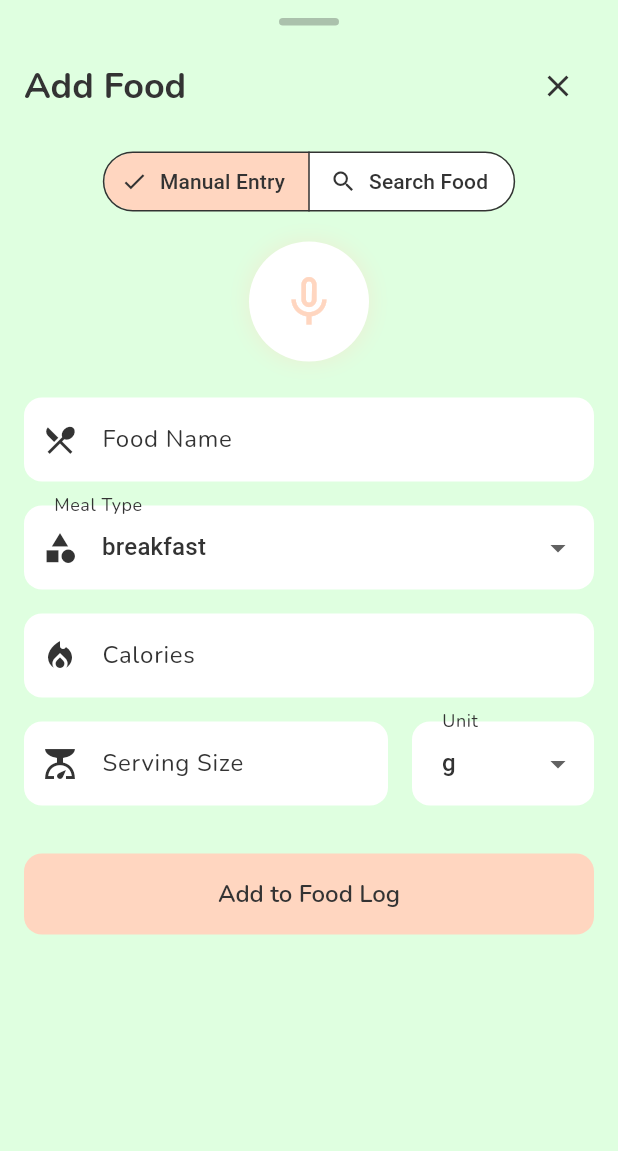
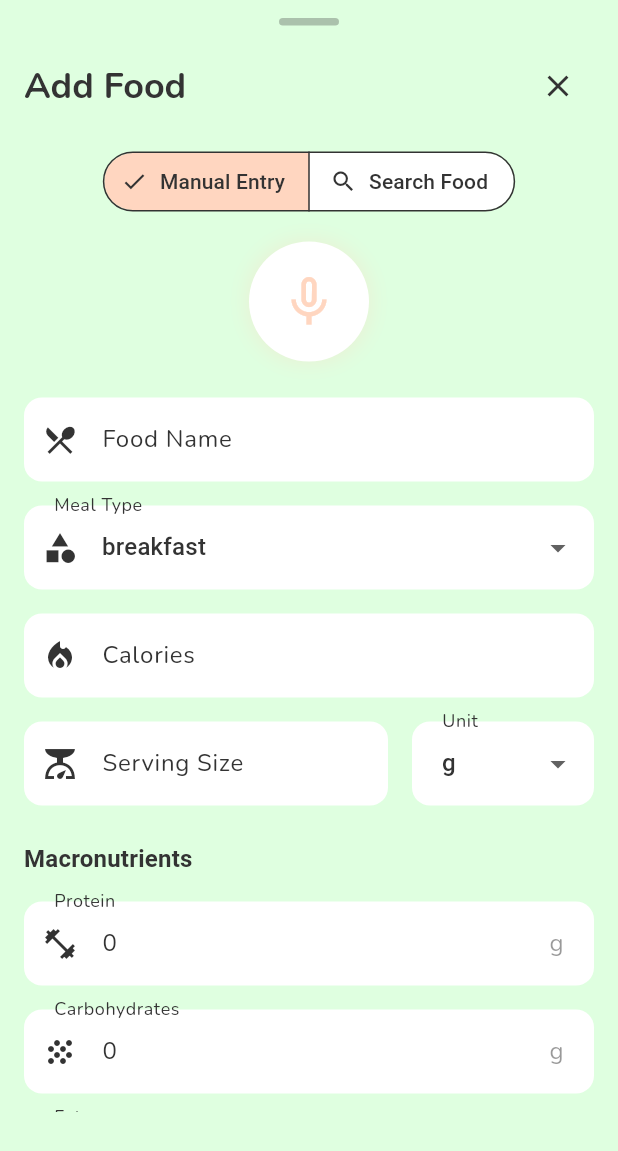
Before and after one commit to aishwaryad28/nutricraft, a Flutter app: the AddFoodScreen widget shown alone on an empty page, opened directly, on a phone screen of 412 x 824 dp. Shown: the top 1151 px of the screen. Run offline on Flutter 3.47's test engine with Material 3 defaults, Android fonts, the phone set to English and light mode, and no system bars; our stand-ins replace flutter_riverpod, google_fonts, lottie, shared_preferences, smooth_page_indicator; accounts and stored records are empty.

Commit message:
Additional Changes

```diff
--- a/lib/providers/nutrition_provider.dart
+++ b/lib/providers/nutrition_provider.dart
@@ -35,7 +35,9 @@ class NutritionData {
   });
 }
 
-final nutritionProvider = Provider<NutritionData>((ref) {
+// Using AutoDisposeFamilyProvider to ensure the provider is refreshed when the date changes
+final nutritionProvider = Provider.autoDispose<NutritionData>((ref) {
+  // Watch the food log provider to rebuild when logs change
   final foodLogs = ref.watch(foodLogProvider);
 
   // Filter logs for today
--- a/lib/providers/recipe_provider.dart
+++ b/lib/providers/recipe_provider.dart
@@ -36,7 +36,4 @@ final recommendedRecipesProvider = Provider<List<Recipe>>((ref) {
   return allRecipes.take(5).toList();
 });
 
-// Mock data for user name
-final userNameProvider = Provider<String>((ref) {
-  return 'Alex';
-});
+// Removed the mock userNameProvider since we're now using the real user provider
--- a/lib/screens/food_log/add_food_screen.dart
+++ b/lib/screens/food_log/add_food_screen.dart
@@ -17,6 +17,9 @@ class _AddFoodScreenState extends ConsumerState<AddFoodScreen> {
   final _foodNameController = TextEditingController();
   final _caloriesController = TextEditingController();
   final _servingSizeController = TextEditingController();
+  final _proteinController = TextEditingController(text: '0'); // Added protein controller
+  final _carbsController = TextEditingController(text: '0'); // Added carbs controller
+  final _fatsController = TextEditingController(text: '0'); // Added fats controller
 
   MealType _selectedMealType = MealType.breakfast;
   String _selectedServingUnit = 'g';
@@ -31,6 +34,9 @@ class _AddFoodScreenState extends ConsumerState<AddFoodScreen> {
     _foodNameController.dispose();
     _caloriesController.dispose();
     _servingSizeController.dispose();
+    _proteinController.dispose();
+    _carbsController.dispose();
+    _fatsController.dispose();
     super.dispose();
   }
 
@@ -71,9 +77,9 @@ class _AddFoodScreenState extends ConsumerState<AddFoodScreen> {
         servingUnit: _selectedServingUnit,
         mealType: _selectedMealType,
         dateTime: DateTime.now(),
-        protein: 0, // TODO: Add these fields to the form
-        carbs: 0,
-        fats: 0,
+        protein: int.parse(_proteinController.text),
+        carbs: int.parse(_carbsController.text),
+        fats: int.parse(_fatsController.text),
       );
 
       ref.read(foodLogProvider.notifier).addFoodLog(foodLog);
@@ -86,7 +92,7 @@ class _AddFoodScreenState extends ConsumerState<AddFoodScreen> {
     return Container(
       height: MediaQuery.of(context).size.height * 0.9,
       decoration: BoxDecoration(
-        color: AppColors.softMint,
+        color: Theme.of(context).scaffoldBackgroundColor,
         borderRadius: const BorderRadius.vertical(top: Radius.circular(20)),
       ),
       child: Column(
@@ -97,7 +103,7 @@ class _AddFoodScreenState extends ConsumerState<AddFoodScreen> {
             width: 40,
             height: 5,
             decoration: BoxDecoration(
-              color: AppColors.charcoalGray.withOpacity(0.3),
+              color: Theme.of(context).textTheme.bodyMedium?.color?.withOpacity(0.3),
               borderRadius: BorderRadius.circular(2.5),
             ),
           ),
@@ -148,9 +154,9 @@ class _AddFoodScreenState extends ConsumerState<AddFoodScreen> {
                 backgroundColor: MaterialStateProperty.resolveWith<Color>(
                   (Set<MaterialState> states) {
                     if (states.contains(MaterialState.selected)) {
-                      return AppColors.pastelPeach;
+                      return Theme.of(context).colorScheme.primary;
                     }
-                    return AppColors.white;
+                    return Theme.of(context).cardTheme.color ?? Colors.white;
                   },
                 ),
               ),
@@ -181,11 +187,13 @@ class _AddFoodScreenState extends ConsumerState<AddFoodScreen> {
                   width: 80,
                   height: 80,
                   decoration: BoxDecoration(
-                    color: _isVoiceInputActive ? AppColors.pastelPeach : AppColors.white,
+                    color: _isVoiceInputActive
+                        ? Theme.of(context).colorScheme.primary
+                        : Theme.of(context).cardTheme.color,
                     borderRadius: BorderRadius.circular(40),
                     boxShadow: [
                       BoxShadow(
-                        color: AppColors.pastelPeach.withOpacity(0.3),
+                        color: Theme.of(context).colorScheme.primary.withOpacity(0.3),
                         blurRadius: 10,
                         spreadRadius: 2,
                       ),
@@ -194,7 +202,9 @@ class _AddFoodScreenState extends ConsumerState<AddFoodScreen> {
                   child: Icon(
                     _isVoiceInputActive ? Icons.mic : Icons.mic_none,
                     size: 40,
-                    color: _isVoiceInputActive ? AppColors.white : AppColors.pastelPeach,
+                    color: _isVoiceInputActive
+                        ? Theme.of(context).colorScheme.onPrimary
+                        : Theme.of(context).colorScheme.primary,
                   ),
                 ),
               ),
@@ -206,7 +216,7 @@ class _AddFoodScreenState extends ConsumerState<AddFoodScreen> {
                   child: Text(
                     'Listening...',
                     style: TextStyle(
-                      color: AppColors.pastelPeach,
+                      color: Theme.of(context).colorScheme.primary,
                       fontWeight: FontWeight.bold,
                     ),
                   ),
@@ -321,6 +331,81 @@ class _AddFoodScreenState extends ConsumerState<AddFoodScreen> {
                 ),
               ],
             ),
+            const SizedBox(height: 24),
+
+            // Macronutrients
+            Text(
+              'Macronutrients',
+              style: Theme.of(context).textTheme.titleMedium?.copyWith(
+                fontWeight: FontWeight.bold,
+              ),
+            ),
+            const SizedBox(height: 16),
+
+            // Protein
+            TextFormField(
+              controller: _proteinController,
+              decoration: const InputDecoration(
+                labelText: 'Protein',
+                hintText: 'e.g., 20',
+                prefixIcon: Icon(Icons.fitness_center),
+                suffixText: 'g',
+              ),
+              keyboardType: TextInputType.number,
+              validator: (value) {
+                if (value == null || value.isEmpty) {
+                  return 'Please enter protein amount';
+                }
+                if (int.tryParse(value) == null) {
+                  return 'Please enter a valid number';
+                }
+                return null;
+              },
+            ),
+            const SizedBox(height: 16),
+
+            // Carbs
+            TextFormField(
+              controller: _carbsController,
+              decoration: const InputDecoration(
+                labelText: 'Carbohydrates',
+                hintText: 'e.g., 30',
+                prefixIcon: Icon(Icons.grain),
+                suffixText: 'g',
+              ),
+              keyboardType: TextInputType.number,
+              validator: (value) {
+                if (value == null || value.isEmpty) {
+                  return 'Please enter carbs amount';
+                }
+                if (int.tryParse(value) == null) {
+                  return 'Please enter a valid number';
+                }
+                return null;
+              },
+            ),
+            const SizedBox(height: 16),
+
+            // Fats
+            TextFormField(
+              controller: _fatsController,
+              decoration: const InputDecoration(
+                labelText: 'Fats',
+                hintText: 'e.g., 10',
+                prefixIcon: Icon(Icons.opacity),
+                suffixText: 'g',
+              ),
+              keyboardType: TextInputType.number,
+              validator: (value) {
+                if (value == null || value.isEmpty) {
+                  return 'Please enter fats amount';
+                }
+                if (int.tryParse(value) == null) {
+                  return 'Please enter a valid number';
+                }
+                return null;
+              },
+            ),
             const SizedBox(height: 32),
 
             // Submit button
@@ -359,7 +444,7 @@ class _AddFoodScreenState extends ConsumerState<AddFoodScreen> {
                 borderSide: BorderSide.none,
               ),
               filled: true,
-              fillColor: AppColors.white,
+              fillColor: Theme.of(context).cardTheme.color,
             ),
             onChanged: _searchFood,
           ),
@@ -458,7 +543,7 @@ class _AddFoodScreenState extends ConsumerState<AddFoodScreen> {
   Widget _buildRecentSearchChip(String label) {
     return Chip(
       label: Text(label),
-      backgroundColor: AppColors.white,
+      backgroundColor: Theme.of(context).cardTheme.color,
       side: BorderSide.none,
       shape: RoundedRectangleBorder(
         borderRadius: BorderRadius.circular(20),
@@ -485,13 +570,51 @@ class _AddFoodScreenState extends ConsumerState<AddFoodScreen> {
             Text(
               calories,
               style: TextStyle(
-                color: AppColors.charcoalGray.withOpacity(0.7),
+                color: Theme.of(context).textTheme.bodyMedium?.color?.withOpacity(0.7),
               ),
             ),
             IconButton(
               icon: const Icon(Icons.add_circle_outline),
               onPressed: () {
-                // TODO: Quick add this food
+                // Quick add this food with predefined macros
+                _foodNameController.text = foodName;
+                _caloriesController.text = calories.split(' ')[0];
+
+                // Set default macros based on the food
+                if (foodName == 'Oatmeal with Berries') {
+                  _proteinController.text = '10';
+                  _carbsController.text = '50';
+                  _fatsController.text = '8';
+                } else if (foodName == 'Grilled Chicken Salad') {
+                  _proteinController.text = '35';
+                  _carbsController.text = '20';
+                  _fatsController.text = '15';
+                } else if (foodName == 'Greek Yogurt with Honey') {
+                  _proteinController.text = '15';
+                  _carbsController.text = '25';
+                  _fatsController.text = '2';
+                } else if (foodName == 'Salmon with Vegetables') {
+                  _proteinController.text = '40';
+                  _carbsController.text = '30';
+                  _fatsController.text = '25';
+                }
+
+                _servingSizeController.text = '1';
+                _selectedServingUnit = 'serving';
+
+                // Set meal type based on the meal
+                if (mealType == 'Breakfast') {
+                  _selectedMealType = MealType.breakfast;
+                } else if (mealType == 'Lunch') {
+                  _selectedMealType = MealType.lunch;
+                } else if (mealType == 'Snack') {
+                  _selectedMealType = MealType.snack;
+                } else if (mealType == 'Dinner') {
+                  _selectedMealType = MealType.dinner;
+                }
+
+                // Add the food log
+                _addFoodLog();
               },
             ),
           ],
--- a/lib/screens/profile/edit_profile_screen.dart
+++ b/lib/screens/profile/edit_profile_screen.dart
@@ -87,6 +87,7 @@ class _EditProfileScreenState extends ConsumerState<EditProfileScreen> {
         achievements: ref.read(userProvider).achievements,
       );
 
+      // Update the user in the provider
       ref.read(userProvider.notifier).updateUser(updatedUser);
 
       Navigator.pop(context);
```
Also changed, not shown: lib/screens/dashboard/dashboard_screen.dart (+14 -3 lines).
